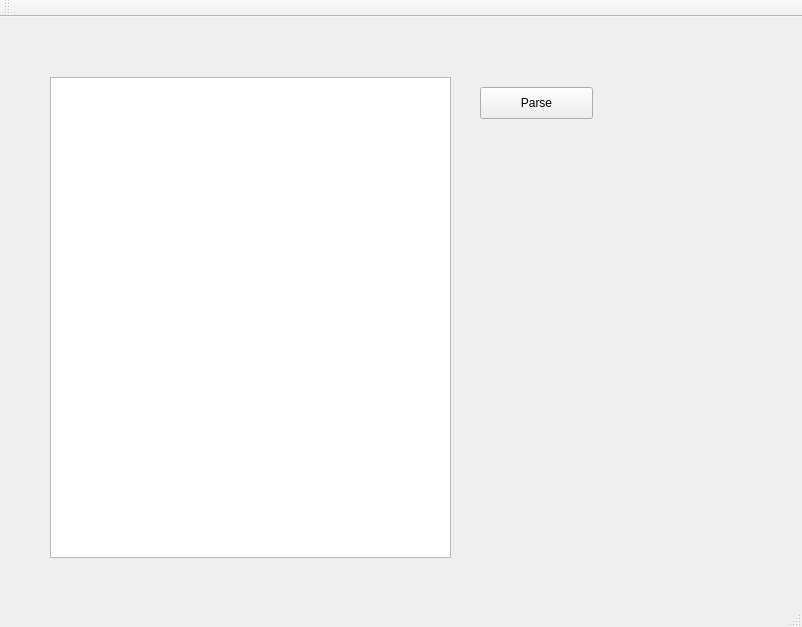
The window that ide_window.ui (isaacporras/Parser-Interface) describes before a commit, drawn with Qt 5.
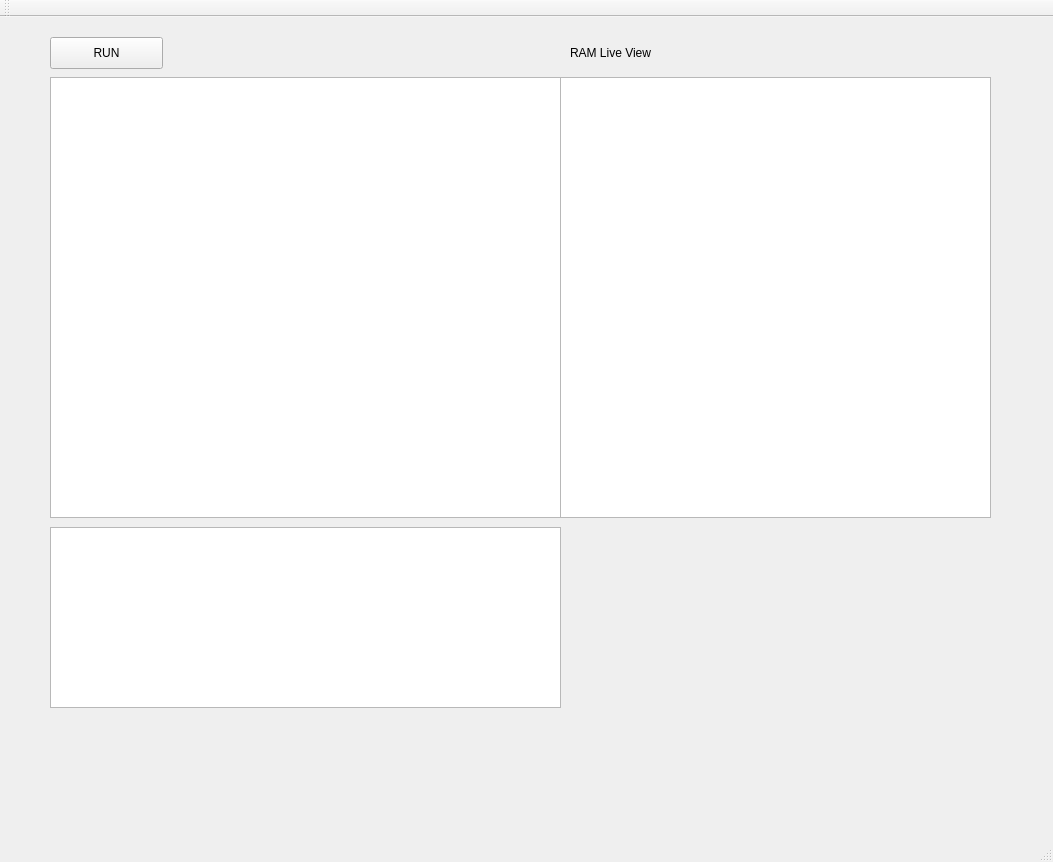
The same window after the commit.

The edit to the form file:
```diff
--- a/ide_window.ui
+++ b/ide_window.ui
@@ -6,8 +6,8 @@
    <rect>
     <x>0</x>
     <y>0</y>
-    <width>802</width>
-    <height>627</height>
+    <width>1053</width>
+    <height>862</height>
    </rect>
   </property>
   <property name="windowTitle">
@@ -17,14 +17,14 @@
    <widget class="QPushButton" name="ParseButton">
     <property name="geometry">
      <rect>
-      <x>480</x>
-      <y>70</y>
+      <x>50</x>
+      <y>20</y>
       <width>113</width>
       <height>32</height>
      </rect>
     </property>
     <property name="text">
-     <string>Parse</string>
+     <string>RUN</string>
     </property>
    </widget>
    <widget class="QPlainTextEdit" name="CodeTextArea">
@@ -32,8 +32,41 @@
      <rect>
       <x>50</x>
       <y>60</y>
-      <width>401</width>
-      <height>481</height>
+      <width>511</width>
+      <height>441</height>
+     </rect>
+    </property>
+   </widget>
+   <widget class="QTableWidget" name="RAM_view">
+    <property name="geometry">
+     <rect>
+      <x>560</x>
+      <y>60</y>
+      <width>431</width>
+      <height>441</height>
+     </rect>
+    </property>
+   </widget>
+   <widget class="QLabel" name="label">
+    <property name="geometry">
+     <rect>
+      <x>570</x>
+      <y>20</y>
+      <width>141</width>
+      <height>31</height>
+     </rect>
+    </property>
+    <property name="text">
+     <string>RAM Live View</string>
+    </property>
+   </widget>
+   <widget class="QPlainTextEdit" name="OutputArea">
+    <property name="geometry">
+     <rect>
+      <x>50</x>
+      <y>510</y>
+      <width>511</width>
+      <height>181</height>
      </rect>
     </property>
    </widget>
```
Left out of the diff: 4 changed lines with no effect on the pictures.
